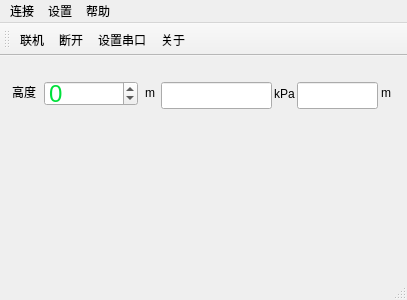
The window that mainwindow.ui (shenxfs/altimeter) describes before a commit, drawn with Qt 5.
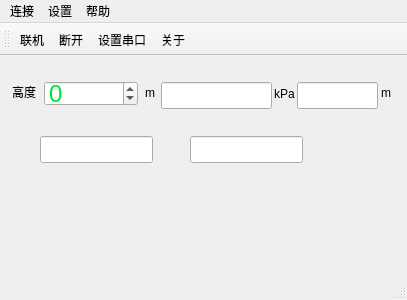
The same window after the commit. Icons and pictures are not drawn.

Commit message: add two lineEdit

Diff of the .ui file:
```diff
--- a/mainwindow.ui
+++ b/mainwindow.ui
@@ -163,6 +163,26 @@
      <string>m</string>
     </property>
    </widget>
+   <widget class="QLineEdit" name="lineEdit_2">
+    <property name="geometry">
+     <rect>
+      <x>40</x>
+      <y>80</y>
+      <width>113</width>
+      <height>27</height>
+     </rect>
+    </property>
+   </widget>
+   <widget class="QLineEdit" name="lineEdit_3">
+    <property name="geometry">
+     <rect>
+      <x>190</x>
+      <y>80</y>
+      <width>113</width>
+      <height>27</height>
+     </rect>
+    </property>
+   </widget>
   </widget>
   <widget class="QMenuBar" name="menuBar">
    <property name="geometry">
```
